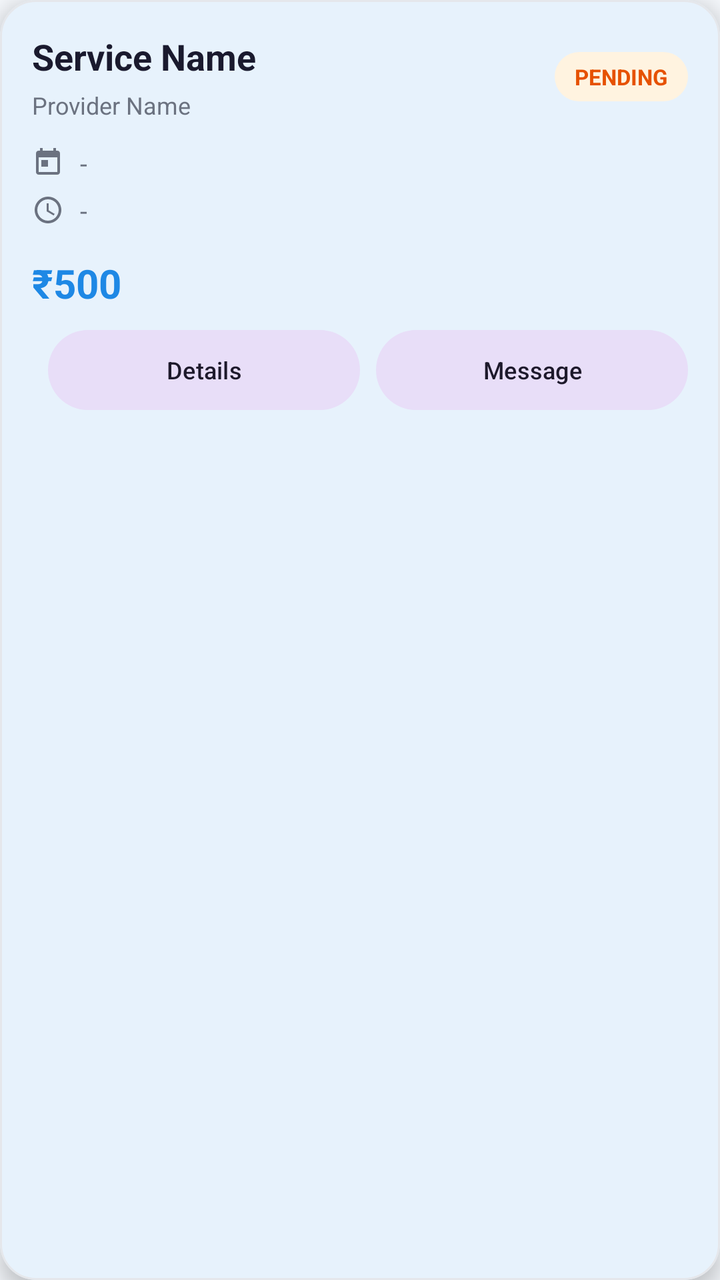
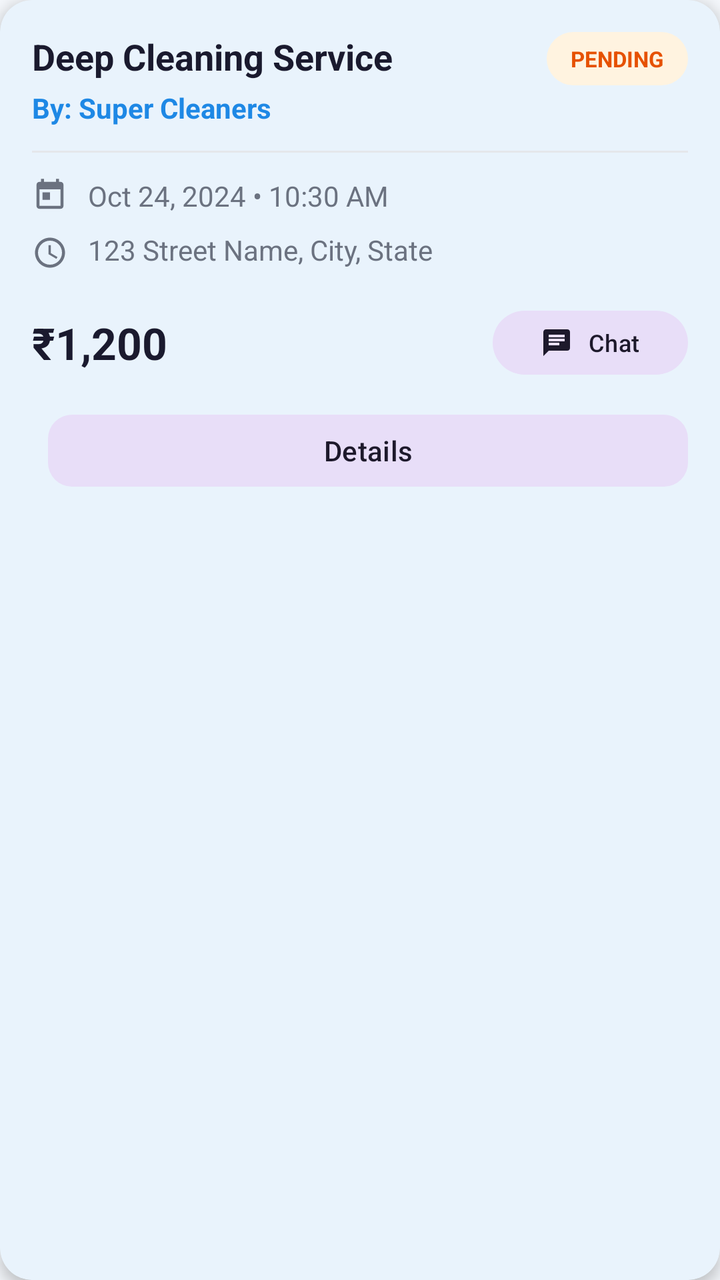

Two renders of the same Android screen: before a commit and after it. Below are the layout's source before the change and the commit's diff.
<!-- AndroidManifest.xml: application theme Theme.QuickFix -->
<!-- res/layout/item_user_booking_card.xml -->
<?xml version="1.0" encoding="utf-8"?>
<com.google.android.material.card.MaterialCardView
    xmlns:android="http://schemas.android.com/apk/res/android"
    xmlns:app="http://schemas.android.com/apk/res-auto"
    android:id="@+id/cardBooking"
    android:layout_width="match_parent"
    android:layout_height="wrap_content"
    android:layout_marginStart="12dp"
    android:layout_marginTop="8dp"
    android:layout_marginEnd="12dp"
    android:layout_marginBottom="8dp"
    app:cardCornerRadius="18dp"
    app:cardElevation="6dp"
    app:strokeColor="@color/divider"
    app:strokeWidth="1dp">

    <LinearLayout
        android:layout_width="match_parent"
        android:layout_height="wrap_content"
        android:orientation="vertical"
        android:padding="16dp">

        <LinearLayout
            android:layout_width="match_parent"
            android:layout_height="wrap_content"
            android:gravity="center_vertical"
            android:orientation="horizontal">

            <LinearLayout
                android:layout_width="0dp"
                android:layout_height="wrap_content"
                android:layout_weight="1"
                android:orientation="vertical">

                <TextView
                    android:id="@+id/tvServiceName"
                    android:layout_width="match_parent"
                    android:layout_height="wrap_content"
                    android:ellipsize="end"
                    android:maxLines="1"
                    android:text="Service Name"
                    android:textColor="@color/text_primary"
                    android:textSize="18sp"
                    android:textStyle="bold" />

                <TextView
                    android:id="@+id/tvProviderName"
                    android:layout_width="match_parent"
                    android:layout_height="wrap_content"
                    android:layout_marginTop="4dp"
                    android:ellipsize="end"
                    android:maxLines="1"
                    android:text="Provider Name"
                    android:textColor="@color/text_secondary"
                    android:textSize="12sp" />
            </LinearLayout>

            <TextView
                android:id="@+id/tvStatus"
                android:layout_width="wrap_content"
                android:layout_height="wrap_content"
                android:background="@drawable/badge_pending"
                android:ellipsize="end"
                android:maxLines="1"
                android:paddingStart="10dp"
                android:paddingTop="5dp"
                android:paddingEnd="10dp"
                android:paddingBottom="5dp"
                android:text="PENDING"
                android:textColor="@color/status_pending_text"
                android:textSize="11sp"
                android:textStyle="bold" />
        </LinearLayout>

        <LinearLayout
            android:layout_width="match_parent"
            android:layout_height="wrap_content"
            android:layout_marginTop="12dp"
            android:gravity="center_vertical"
            android:orientation="horizontal">

            <ImageView
                android:layout_width="16dp"
                android:layout_height="16dp"
                android:contentDescription="Date"
                android:src="@drawable/ic_calendar"
                app:tint="@color/text_secondary" />

            <TextView
                android:id="@+id/tvDateTime"
                android:layout_width="0dp"
                android:layout_height="wrap_content"
                android:layout_marginStart="8dp"
                android:layout_weight="1"
                android:ellipsize="end"
                android:maxLines="1"
                android:text="-"
                android:textColor="@color/text_secondary"
                android:textSize="13sp" />
        </LinearLayout>

        <LinearLayout
            android:layout_width="match_parent"
            android:layout_height="wrap_content"
            android:layout_marginTop="6dp"
            android:gravity="center_vertical"
            android:orientation="horizontal">

            <ImageView
                android:layout_width="16dp"
                android:layout_height="16dp"
                android:contentDescription="Location"
                android:src="@drawable/ic_location"
                app:tint="@color/text_secondary" />

            <TextView
                android:id="@+id/tvAddress"
                android:layout_width="0dp"
                android:layout_height="wrap_content"
                android:layout_marginStart="8dp"
                android:layout_weight="1"
                android:ellipsize="end"
                android:maxLines="2"
                android:text="-"
                android:textColor="@color/text_secondary"
                android:textSize="13sp" />
        </LinearLayout>

        <LinearLayout
            android:layout_width="match_parent"
            android:layout_height="wrap_content"
            android:layout_marginTop="14dp"
            android:gravity="center_vertical"
            android:orientation="horizontal">

            <TextView
                android:id="@+id/tvPrice"
                android:layout_width="0dp"
                android:layout_height="wrap_content"
                android:layout_weight="1"
                android:text="₹500"
                android:textColor="@color/primary"
                android:textSize="20sp"
                android:textStyle="bold" />
        </LinearLayout>

        <LinearLayout
            android:layout_width="match_parent"
            android:layout_height="wrap_content"
            android:layout_marginTop="10dp"
            android:gravity="center_vertical"
            android:orientation="horizontal">

            <com.google.android.material.button.MaterialButton
                android:id="@+id/btnCancel"
                style="@style/Widget.Material3.Button.OutlinedButton"
                android:layout_width="0dp"
                android:layout_height="40dp"
                android:layout_weight="1"
                android:text="Cancel"
                android:textColor="@color/status_rejected_text"
                android:textSize="12sp"
                android:visibility="gone"
                app:cornerRadius="20dp"
                app:strokeColor="@color/status_rejected_text" />

            <com.google.android.material.button.MaterialButton
                android:id="@+id/btnReview"
                style="@style/Widget.Material3.Button.OutlinedButton"
                android:layout_width="0dp"
                android:layout_height="40dp"
                android:layout_marginStart="8dp"
                android:layout_weight="1"
                android:text="@string/review_write_button"
                android:textSize="12sp"
                android:visibility="gone"
                app:cornerRadius="20dp" />

            <com.google.android.material.button.MaterialButton
                android:id="@+id/btnPayNow"
                style="@style/Widget.QuickFix.Button.Rounded"
                android:layout_width="0dp"
                android:layout_height="40dp"
                android:layout_marginStart="8dp"
                android:layout_weight="1"
                android:text="Pay Now"
                android:textSize="12sp"
                android:visibility="gone" />

            <com.google.android.material.button.MaterialButton
                android:id="@+id/btnViewDetails"
                style="@style/Widget.QuickFix.Button.Rounded.Tonal"
                android:layout_width="0dp"
                android:layout_height="40dp"
                android:layout_marginStart="8dp"
                android:layout_weight="1"
                android:text="Details"
                android:textSize="12sp" />

            <com.google.android.material.button.MaterialButton
                android:id="@+id/btnMessage"
                style="@style/Widget.QuickFix.Button.Rounded.Tonal"
                android:layout_width="0dp"
                android:layout_height="40dp"
                android:layout_marginStart="8dp"
                android:layout_weight="1"
                android:text="Message"
                android:textSize="12sp" />
        </LinearLayout>

        <TextView
            android:id="@+id/tvReviewSummary"
            android:layout_width="match_parent"
            android:layout_height="wrap_content"
            android:layout_marginTop="8dp"
            android:ellipsize="end"
            android:maxLines="2"
            android:text="@string/review_rate_experience"
            android:textColor="@color/text_secondary"
            android:textSize="12sp"
            android:visibility="gone" />

    </LinearLayout>
</com.google.android.material.card.MaterialCardView>
<!-- resources referenced by this layout -->
<resources>
  <color name="divider">#E5E7EB</color>
  <color name="primary">#1E88E5</color>
  <color name="status_pending_text">#E65100</color>
  <color name="status_rejected_text">#B71C1C</color>
  <color name="text_primary">#1A1A2E</color>
  <color name="text_secondary">#6B7280</color>
  <!-- drawable badge_pending (drawable) -->
  ﻿<?xml version="1.0" encoding="utf-8"?>
  <shape xmlns:android="http://schemas.android.com/apk/res/android">
      <solid android:color="#FFF3E0" />
      <corners android:radius="16dp" />
  </shape>
  <!-- drawable ic_calendar (drawable) -->
  <?xml version="1.0" encoding="utf-8"?>
  <vector xmlns:android="http://schemas.android.com/apk/res/android"
      android:width="24dp"
      android:height="24dp"
      android:viewportWidth="24"
      android:viewportHeight="24">
      <path
          android:fillColor="#666666"
          android:pathData="M19,3h-1V1h-2v2H8V1H6v2H5C3.89,3 3.01,3.9 3.01,5L3,19c0,1.1 0.89,2 2,2h14c1.1,0 2,-0.9 2,-2V5C21,3.9 20.1,3 19,3zM19,19H5V8h14V19zM7,10h5v5H7V10z"/>
  </vector>
  <!-- drawable ic_location (drawable) -->
  <?xml version="1.0" encoding="utf-8"?>
  <vector xmlns:android="http://schemas.android.com/apk/res/android"
      android:width="24dp"
      android:height="24dp"
      android:viewportWidth="24"
      android:viewportHeight="24">
      <path
          android:fillColor="#666666"
          android:pathData="M12,2C6.48,2 2,6.48 2,12s4.48,10 10,10 10,-4.48 10,-10S17.52,2 12,2zM12,20c-4.42,0 -8,-3.58 -8,-8s3.58,-8 8,-8 8,3.58 8,8 -3.58,8 -8,8zM12.5,7H11v6l5.25,3.15 0.75,-1.23 -4.5,-2.67z"/>
  </vector>
  <string name="review_rate_experience" translatable="false">Rate your experience</string>
  <string name="review_write_button" translatable="false">Write Review</string>
  <style name="Widget.QuickFix.Button.Rounded" parent="Widget.Material3.Button">
          <item name="cornerRadius">20dp</item>
          <item name="backgroundTint">@color/primary</item>
          <item name="android:textColor">@color/white</item>
          <item name="android:insetTop">0dp</item>
          <item name="android:insetBottom">0dp</item>
      </style>
  <style name="Widget.QuickFix.Button.Rounded.Tonal" parent="Widget.Material3.Button.TonalButton">
          <item name="cornerRadius">20dp</item>
          <item name="android:insetTop">0dp</item>
          <item name="android:insetBottom">0dp</item>
      </style>
  <style name="Theme.QuickFix" parent="Base.Theme.QuickFix" />
  <color name="white">#FFFFFFFF</color>
  <color name="primary_dark">#1565C0</color>
  <color name="accent_green">#43A047</color>
  <color name="screen_background">#F4F7FB</color>
  <color name="card_bg">#FFFFFF</color>
  <color name="surface_variant">#F5F7FA</color>
  <style name="Theme.QuickFix.AdminDialog" parent="ThemeOverlay.Material3.MaterialAlertDialog">
          <item name="colorSurface">@color/card_bg</item>
          <item name="colorOnSurface">@color/text_primary</item>
          <item name="colorOutline">@color/divider</item>
      </style>
  <style name="Theme.QuickFix.BottomSheet" parent="ThemeOverlay.Material3.BottomSheetDialog">
          <item name="colorSurface">@color/card_bg</item>
          <item name="colorOnSurface">@color/text_primary</item>
          <item name="android:colorBackground">@color/card_bg</item>
      </style>
  <style name="Widget.QuickFix.Button" parent="Widget.Material3.Button">
          <item name="backgroundTint">@color/primary</item>
          <item name="android:textColor">@color/white</item>
      </style>
  <style name="Widget.QuickFix.Chip.Filter" parent="Widget.Material3.Chip.Filter">
          <item name="chipBackgroundColor">@color/surface_variant</item>
          <item name="android:textColor">@color/text_primary</item>
          <item name="checkedIconTint">@color/primary</item>
      </style>
  <color name="input_background">#FFFFFF</color>
  <color name="input_stroke">#1E88E5</color>
  <color name="error_red">#D32F2F</color>
  <color name="input_hint">#6B7280</color>
  <color name="input_icon">#455A64</color>
  <!-- unchanged entries left out for length: 2 -->
</resources>

<!-- the commit's change to res/layout/item_user_booking_card.xml (unified diff, before → after) -->
@@ -5,14 +5,13 @@
     android:id="@+id/cardBooking"
     android:layout_width="match_parent"
     android:layout_height="wrap_content"
-    android:layout_marginStart="12dp"
+    android:layout_marginStart="16dp"
     android:layout_marginTop="8dp"
-    android:layout_marginEnd="12dp"
+    android:layout_marginEnd="16dp"
     android:layout_marginBottom="8dp"
-    app:cardCornerRadius="18dp"
-    app:cardElevation="6dp"
-    app:strokeColor="@color/divider"
-    app:strokeWidth="1dp">
+    app:cardCornerRadius="16dp"
+    app:cardElevation="4dp"
+    app:strokeWidth="0dp">
 
     <LinearLayout
         android:layout_width="match_parent"
@@ -23,7 +22,7 @@
         <LinearLayout
             android:layout_width="match_parent"
             android:layout_height="wrap_content"
-            android:gravity="center_vertical"
+            android:gravity="top"
             android:orientation="horizontal">
 
             <LinearLayout
@@ -38,7 +37,7 @@
                     android:layout_height="wrap_content"
                     android:ellipsize="end"
                     android:maxLines="1"
-                    android:text="Service Name"
+                    android:text="Deep Cleaning Service"
                     android:textColor="@color/text_primary"
                     android:textSize="18sp"
                     android:textStyle="bold" />
@@ -50,9 +49,13 @@
                     android:layout_marginTop="4dp"
                     android:ellipsize="end"
                     android:maxLines="1"
-                    android:text="Provider Name"
-                    android:textColor="@color/text_secondary"
-                    android:textSize="12sp" />
+                    android:text="By: Super Cleaners"
+                    android:textColor="@color/primary"
+                    android:textSize="14sp"
+                    android:textStyle="bold"
+                    android:clickable="true"
+                    android:focusable="true"
+                    android:background="?attr/selectableItemBackground" />
             </LinearLayout>
 
             <TextView
@@ -60,29 +63,32 @@
                 android:layout_width="wrap_content"
                 android:layout_height="wrap_content"
                 android:background="@drawable/badge_pending"
-                android:ellipsize="end"
-                android:maxLines="1"
-                android:paddingStart="10dp"
-                android:paddingTop="5dp"
-                android:paddingEnd="10dp"
-                android:paddingBottom="5dp"
+                android:paddingStart="12dp"
+                android:paddingTop="6dp"
+                android:paddingEnd="12dp"
+                android:paddingBottom="6dp"
                 android:text="PENDING"
                 android:textColor="@color/status_pending_text"
                 android:textSize="11sp"
                 android:textStyle="bold" />
         </LinearLayout>
 
-        <LinearLayout
-            android:layout_width="match_parent"
-            android:layout_height="wrap_content"
+        <View
+            android:layout_width="match_parent"
+            android:layout_height="1dp"
             android:layout_marginTop="12dp"
+            android:layout_marginBottom="12dp"
+            android:background="@color/divider" />
+
+        <LinearLayout
+            android:layout_width="match_parent"
+            android:layout_height="wrap_content"
             android:gravity="center_vertical"
             android:orientation="horizontal">
 
             <ImageView
-                android:layout_width="16dp"
-                android:layout_height="16dp"
-                android:contentDescription="Date"
+                android:layout_width="18dp"
+                android:layout_height="18dp"
                 android:src="@drawable/ic_calendar"
                 app:tint="@color/text_secondary" />
 
@@ -90,26 +96,24 @@
                 android:id="@+id/tvDateTime"
                 android:layout_width="0dp"
                 android:layout_height="wrap_content"
-                android:layout_marginStart="8dp"
-                android:layout_weight="1"
-                android:ellipsize="end"
-                android:maxLines="1"
-                android:text="-"
+                android:layout_marginStart="10dp"
+                android:layout_weight="1"
+                android:text="Oct 24, 2024 • 10:30 AM"
                 android:textColor="@color/text_secondary"
-                android:textSize="13sp" />
-        </LinearLayout>
-
-        <LinearLayout
-            android:layout_width="match_parent"
-            android:layout_height="wrap_content"
-            android:layout_marginTop="6dp"
-            android:gravity="center_vertical"
+                android:textSize="14sp" />
+        </LinearLayout>
+
+        <LinearLayout
+            android:layout_width="match_parent"
+            android:layout_height="wrap_content"
+            android:layout_marginTop="8dp"
+            android:gravity="top"
             android:orientation="horizontal">
 
             <ImageView
-                android:layout_width="16dp"
-                android:layout_height="16dp"
-                android:contentDescription="Location"
+                android:layout_width="18dp"
+                android:layout_height="18dp"
+                android:layout_marginTop="2dp"
                 android:src="@drawable/ic_location"
                 app:tint="@color/text_secondary" />
 
@@ -117,19 +121,17 @@
                 android:id="@+id/tvAddress"
                 android:layout_width="0dp"
                 android:layout_height="wrap_content"
-                android:layout_marginStart="8dp"
-                android:layout_weight="1"
-                android:ellipsize="end"
-                android:maxLines="2"
-                android:text="-"
+                android:layout_marginStart="10dp"
+                android:layout_weight="1"
+                android:text="123 Street Name, City, State"
                 android:textColor="@color/text_secondary"
-                android:textSize="13sp" />
-        </LinearLayout>
-
-        <LinearLayout
-            android:layout_width="match_parent"
-            android:layout_height="wrap_content"
-            android:layout_marginTop="14dp"
+                android:textSize="14sp" />
+        </LinearLayout>
+
+        <LinearLayout
+            android:layout_width="match_parent"
+            android:layout_height="wrap_content"
+            android:layout_marginTop="16dp"
             android:gravity="center_vertical"
             android:orientation="horizontal">
 
@@ -138,86 +140,86 @@
                 android:layout_width="0dp"
                 android:layout_height="wrap_content"
                 android:layout_weight="1"
-                android:text="₹500"
-                android:textColor="@color/primary"
-                android:textSize="20sp"
+                android:text="₹1,200"
+                android:textColor="@color/text_primary"
+                android:textSize="22sp"
                 android:textStyle="bold" />
-        </LinearLayout>
-
-        <LinearLayout
-            android:layout_width="match_parent"
-            android:layout_height="wrap_content"
-            android:layout_marginTop="10dp"
-            android:gravity="center_vertical"
+
+            <com.google.android.material.button.MaterialButton
+                android:id="@+id/btnMessage"
+                style="@style/Widget.Material3.Button.TonalButton"
+                android:layout_width="wrap_content"
+                android:layout_height="40dp"
+                android:text="Chat"
+                android:textSize="12sp"
+                app:icon="@drawable/ic_messages"
+                app:iconSize="16dp"
+                app:cornerRadius="20dp" />
+        </LinearLayout>
+
+        <LinearLayout
+            android:id="@+id/layoutActions"
+            android:layout_width="match_parent"
+            android:layout_height="wrap_content"
+            android:layout_marginTop="12dp"
             android:orientation="horizontal">
 
             <com.google.android.material.button.MaterialButton
                 android:id="@+id/btnCancel"
                 style="@style/Widget.Material3.Button.OutlinedButton"
                 android:layout_width="0dp"
-                android:layout_height="40dp"
+                android:layout_height="44dp"
                 android:layout_weight="1"
                 android:text="Cancel"
-                android:textColor="@color/status_rejected_text"
-                android:textSize="12sp"
-                android:visibility="gone"
-                app:cornerRadius="20dp"
-                app:strokeColor="@color/status_rejected_text" />
+                android:textColor="@color/error_red"
+                app:strokeColor="@color/error_red"
+                app:cornerRadius="12dp"
+                android:visibility="gone" />
+
+            <com.google.android.material.button.MaterialButton
+                android:id="@+id/btnPayNow"
+                style="@style/Widget.Material3.Button"
+                android:layout_width="0dp"
+                android:layout_height="44dp"
+                android:layout_marginStart="8dp"
+                android:layout_weight="1"
+                android:text="Pay Now"
+                app:cornerRadius="12dp"
+                android:visibility="gone" />
 
             <com.google.android.material.button.MaterialButton
                 android:id="@+id/btnReview"
-                style="@style/Widget.Material3.Button.OutlinedButton"
-                android:layout_width="0dp"
-                android:layout_height="40dp"
+                style="@style/Widget.Material3.Button.TonalButton"
+                android:layout_width="0dp"
+                android:layout_height="44dp"
+                android:layout_weight="1"
+                android:text="Write Review"
+                app:cornerRadius="12dp"
+                android:visibility="gone" />
+
+            <com.google.android.material.button.MaterialButton
+                android:id="@+id/btnViewDetails"
+                style="@style/Widget.Material3.Button.TonalButton"
+                android:layout_width="0dp"
+                android:layout_height="44dp"
                 android:layout_marginStart="8dp"
                 android:layout_weight="1"
-                android:text="@string/review_write_button"
-                android:textSize="12sp"
-                android:visibility="gone"
-                app:cornerRadius="20dp" />
-
-            <com.google.android.material.button.MaterialButton
-                android:id="@+id/btnPayNow"
-                style="@style/Widget.QuickFix.Button.Rounded"
-                android:layout_width="0dp"
-                android:layout_height="40dp"
-                android:layout_marginStart="8dp"
-                android:layout_weight="1"
-                android:text="Pay Now"
-                android:textSize="12sp"
-                android:visibility="gone" />
-
-            <com.google.android.material.button.MaterialButton
-                android:id="@+id/btnViewDetails"
-                style="@style/Widget.QuickFix.Button.Rounded.Tonal"
-                android:layout_width="0dp"
-                android:layout_height="40dp"
-                android:layout_marginStart="8dp"
-                android:layout_weight="1"
                 android:text="Details"
-                android:textSize="12sp" />
-
-            <com.google.android.material.button.MaterialButton
-                android:id="@+id/btnMessage"
-                style="@style/Widget.QuickFix.Button.Rounded.Tonal"
-                android:layout_width="0dp"
-                android:layout_height="40dp"
-                android:layout_marginStart="8dp"
-                android:layout_weight="1"
-                android:text="Message"
-                android:textSize="12sp" />
+                app:cornerRadius="12dp" />
+
         </LinearLayout>
 
         <TextView
             android:id="@+id/tvReviewSummary"
             android:layout_width="match_parent"
             android:layout_height="wrap_content"
-            android:layout_marginTop="8dp"
-            android:ellipsize="end"
-            android:maxLines="2"
-            android:text="@string/review_rate_experience"
+            android:layout_marginTop="12dp"
+            android:background="#F8F9FA"
+            android:padding="10dp"
+            android:text="Your review: 5/5 - Great service!"
             android:textColor="@color/text_secondary"
-            android:textSize="12sp"
+            android:textSize="13sp"
+            android:fontStyle="italic"
             android:visibility="gone" />
 
     </LinearLayout>
<!-- resource entries referenced after the edit -->
@@ -3,7 +3,6 @@
   <color name="divider">#E5E7EB</color>
   <color name="primary">#1E88E5</color>
   <color name="status_pending_text">#E65100</color>
-  <color name="status_rejected_text">#B71C1C</color>
   <color name="text_primary">#1A1A2E</color>
   <color name="text_secondary">#6B7280</color>
   <!-- drawable badge_pending (drawable) -->
@@ -34,20 +33,15 @@
           android:fillColor="#666666"
           android:pathData="M12,2C6.48,2 2,6.48 2,12s4.48,10 10,10 10,-4.48 10,-10S17.52,2 12,2zM12,20c-4.42,0 -8,-3.58 -8,-8s3.58,-8 8,-8 8,3.58 8,8 -3.58,8 -8,8zM12.5,7H11v6l5.25,3.15 0.75,-1.23 -4.5,-2.67z"/>
   </vector>
-  <string name="review_rate_experience" translatable="false">Rate your experience</string>
-  <string name="review_write_button" translatable="false">Write Review</string>
-  <style name="Widget.QuickFix.Button.Rounded" parent="Widget.Material3.Button">
-          <item name="cornerRadius">20dp</item>
-          <item name="backgroundTint">@color/primary</item>
-          <item name="android:textColor">@color/white</item>
-          <item name="android:insetTop">0dp</item>
-          <item name="android:insetBottom">0dp</item>
-      </style>
-  <style name="Widget.QuickFix.Button.Rounded.Tonal" parent="Widget.Material3.Button.TonalButton">
-          <item name="cornerRadius">20dp</item>
-          <item name="android:insetTop">0dp</item>
-          <item name="android:insetBottom">0dp</item>
-      </style>
+  <!-- drawable ic_messages (drawable) -->
+  <vector xmlns:android="http://schemas.android.com/apk/res/android"
+      android:width="24dp"
+      android:height="24dp"
+      android:viewportWidth="24"
+      android:viewportHeight="24">
+      <path android:fillColor="#FFFFFF"
+          android:pathData="M20,2H4c-1.1,0 -1.99,0.9 -1.99,2L2,22l4,-4h14c1.1,0 2,-0.9 2,-2V4c0,-1.1 -0.9,-2 -2,-2zM6,9h12v2H6V9zM14,14H6v-2h8v2zM18,8H6V6h12v2z"/>
+  </vector>
   <style name="Theme.QuickFix" parent="Base.Theme.QuickFix" />
   <color name="white">#FFFFFFFF</color>
   <color name="primary_dark">#1565C0</color>
